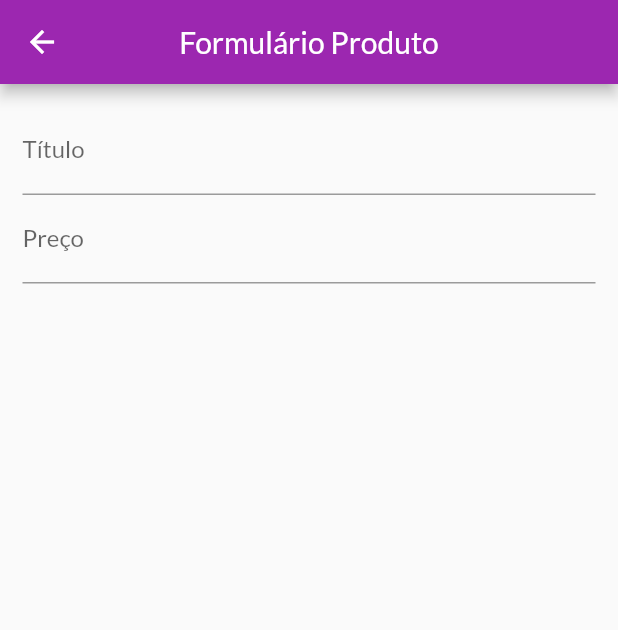
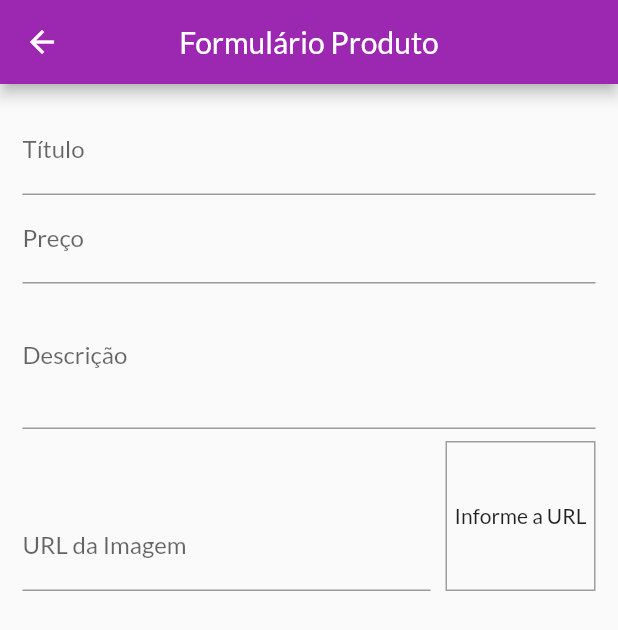
Before and after one commit to lswanderleygit/shop, a Flutter app: the ProductFormScreen screen opened by its route, on a phone screen of 412 x 824 dp. Shown: the top 630 px of the screen. Run offline on Flutter 3.47's test engine with Material 2 defaults, Android fonts, the phone set to English and light mode, and no system bars; network calls fail.

```diff
--- a/lib/views/product_form_screen.dart
+++ b/lib/views/product_form_screen.dart
@@ -8,6 +8,29 @@ class ProductFormScreen extends StatefulWidget {
 
 class _ProductFormScreenState extends State<ProductFormScreen> {
   final _priceFocosNode = FocusNode();
+  final _descriptionFocosNode = FocusNode();
+  final _imageUrlFocosNode = FocusNode();
+  final _imageUrlCoontroller = TextEditingController();
+
+  @override
+  void initState() {
+    super.initState();
+    _imageUrlFocosNode.addListener(_updateImage);
+  }
+
+  void _updateImage() {
+    // update component when exit end get most recent updates
+    setState(() {});
+  }
+
+  @override
+  void dispose() {
+    super.dispose();
+    _priceFocosNode.dispose();
+    _descriptionFocosNode.dispose();
+    _descriptionFocosNode.removeListener(_updateImage);
+    _imageUrlFocosNode.dispose();
+  }
 
   @override
   Widget build(BuildContext context) {
@@ -33,6 +56,48 @@ class _ProductFormScreenState extends State<ProductFormScreen> {
                 textInputAction: TextInputAction.next,
                 focusNode: _priceFocosNode,
                 keyboardType: TextInputType.numberWithOptions(decimal: true),
+                onFieldSubmitted: (_) {
+                  FocusScope.of(context).requestFocus(_descriptionFocosNode);
+                },
+              ),
+              TextFormField(
+                decoration: InputDecoration(labelText: 'Descrição'),
+                keyboardType: TextInputType.multiline,
+                maxLines: 3,
+                // textInputAction: TextInputAction.next,
+                focusNode: _descriptionFocosNode,
+              ),
+              Row(
+                crossAxisAlignment: CrossAxisAlignment.end,
+                children: <Widget>[
+                  Expanded(
+                    child: TextFormField(
+                      decoration: InputDecoration(labelText: 'URL da Imagem'),
+                      keyboardType: TextInputType.url,
+                      textInputAction: TextInputAction.done,
+                      focusNode: _imageUrlFocosNode,
+                      controller: _imageUrlCoontroller,
+                    ),
+                  ),
+                  Container(
+                    height: 100,
+                    width: 100,
+                    margin: EdgeInsets.only(top: 8, left: 10),
+                    decoration: BoxDecoration(
+                      border: Border.all(
+                        color: Colors.grey,
+                        width: 1,
+                      ),
+                    ),
+                    alignment: Alignment.center,
+                    child: _imageUrlCoontroller.text.isEmpty
+                        ? Text("Informe a URL")
+                        : FittedBox(
+                            child: Image.network(_imageUrlCoontroller.text),
+                            fit: BoxFit.cover,
+                          ),
+                  ),
+                ],
               ),
             ],
           ),
```
